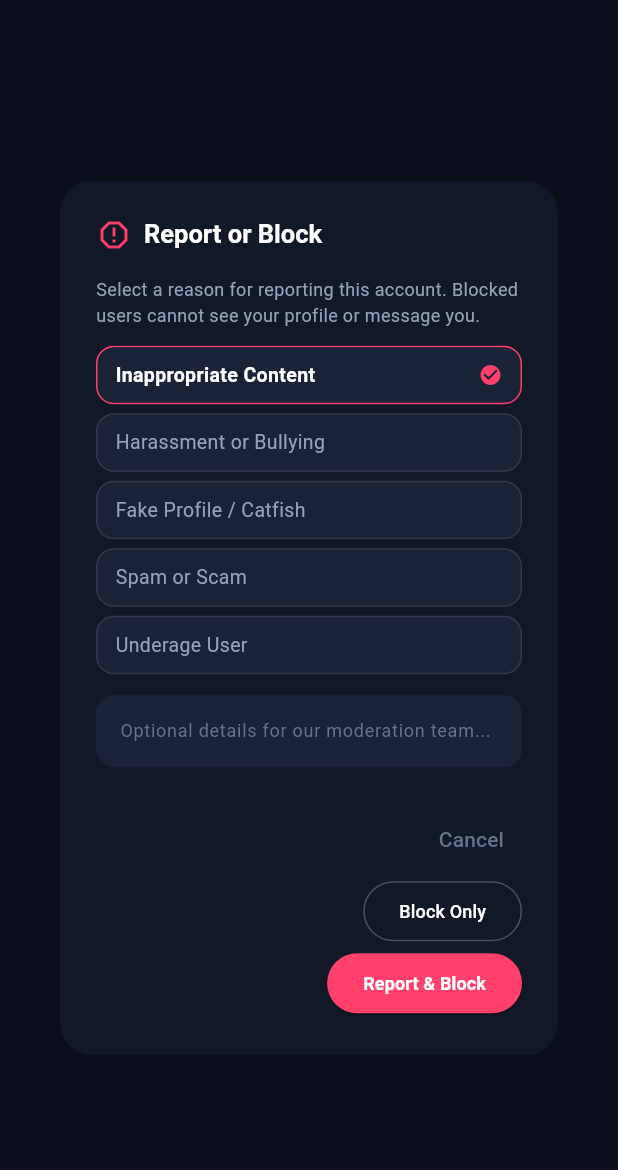
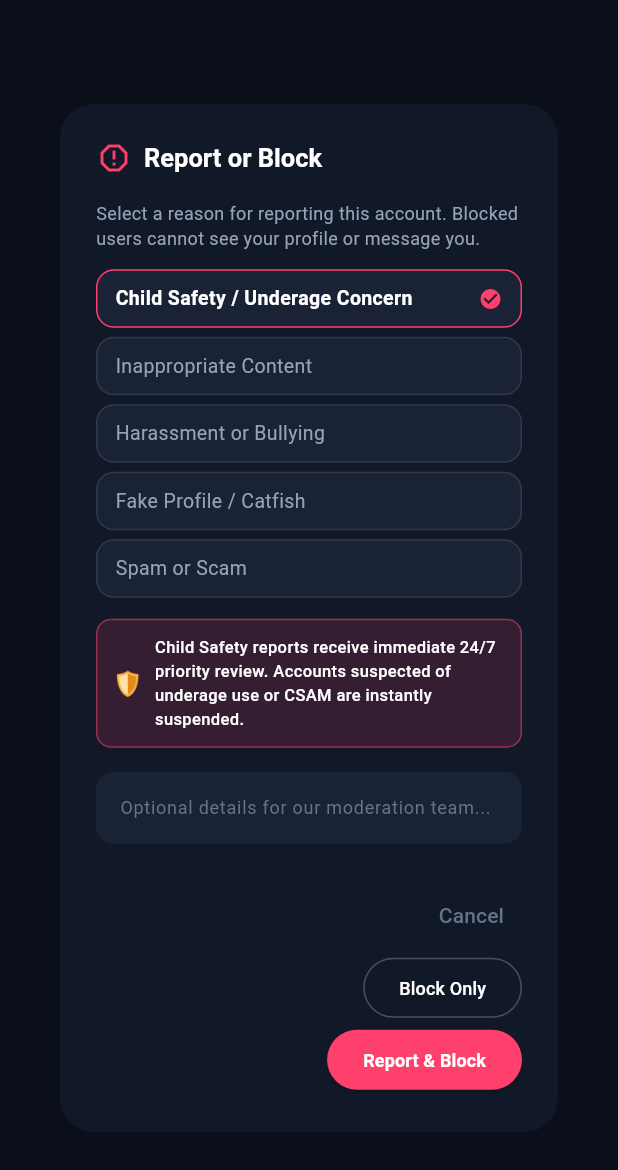
Before and after one commit to Dreke20/SparkQuest, a Flutter app: the ReportBlockDialog widget shown alone on an empty page, opened directly with empty values, on a phone screen of 412 x 824 dp. Shown: the top 1170 px of the screen. Run offline on Flutter 3.47's test engine with Material 3 defaults, Android fonts, the light colour scheme and no system bars; our stand-ins replace confetti, flutter_animate, flutter_map, in_app_purchase, latlong2, shared_preferences; accounts and stored records are empty; network calls fail.

Commit message:
feat(compliance): add public child safety standards policy and in-app child safety reporting

```diff
--- a/sparkquest_flutter/lib/widgets/moderation_dialogs.dart
+++ b/sparkquest_flutter/lib/widgets/moderation_dialogs.dart
@@ -21,16 +21,16 @@ class ReportBlockDialog extends StatefulWidget {
 }
 
 class _ReportBlockDialogState extends State<ReportBlockDialog> {
-  String _selectedReason = 'Inappropriate Content';
+  String _selectedReason = 'Child Safety / Underage Concern';
   final TextEditingController _detailsController = TextEditingController();
   bool _isSubmitting = false;
 
   final List<String> _reasons = [
+    'Child Safety / Underage Concern',
     'Inappropriate Content',
     'Harassment or Bullying',
     'Fake Profile / Catfish',
     'Spam or Scam',
-    'Underage User',
   ];
 
   @override
@@ -55,8 +55,20 @@ class _ReportBlockDialogState extends State<ReportBlockDialog> {
     await StorageService.instance.blockUser(widget.targetUserId);
 
     if (mounted) {
+      final isChildSafety = _selectedReason.contains('Child Safety');
       Navigator.pop(context);
       widget.onUserBlocked();
+      if (isChildSafety) {
+        ScaffoldMessenger.of(context).showSnackBar(
+          const SnackBar(
+            content: Text(
+              '🛡️ Child Safety Concern Received: Account immediately blocked and escalated to our 24/7 Trust & Safety Team.',
+            ),
+            backgroundColor: AppTheme.sparkCoral,
+            duration: Duration(seconds: 4),
+          ),
+        );
+      }
     }
   }
 
@@ -131,6 +143,34 @@ class _ReportBlockDialogState extends State<ReportBlockDialog> {
                 ),
               );
             }),
+            if (_selectedReason.contains('Child Safety'))
+              Container(
+                margin: const EdgeInsets.symmetric(vertical: 8),
+                padding: const EdgeInsets.all(10),
+                decoration: BoxDecoration(
+                  color: AppTheme.sparkCoral.withValues(alpha: 0.15),
+                  borderRadius: BorderRadius.circular(10),
+                  border: Border.all(
+                    color: AppTheme.sparkCoral.withValues(alpha: 0.5),
+                  ),
+                ),
+                child: const Row(
+                  children: [
+                    Text('🛡️', style: TextStyle(fontSize: 16)),
+                    SizedBox(width: 8),
+                    Expanded(
+                      child: Text(
+                        'Child Safety reports receive immediate 24/7 priority review. Accounts suspected of underage use or CSAM are instantly suspended.',
+                        style: TextStyle(
+                          color: Colors.white,
+                          fontSize: 11,
+                          fontWeight: FontWeight.w500,
+                        ),
+                      ),
+                    ),
+                  ],
+                ),
+              ),
             const SizedBox(height: 8),
             TextField(
               controller: _detailsController,
```
Also changed, not shown: 9 other files.
